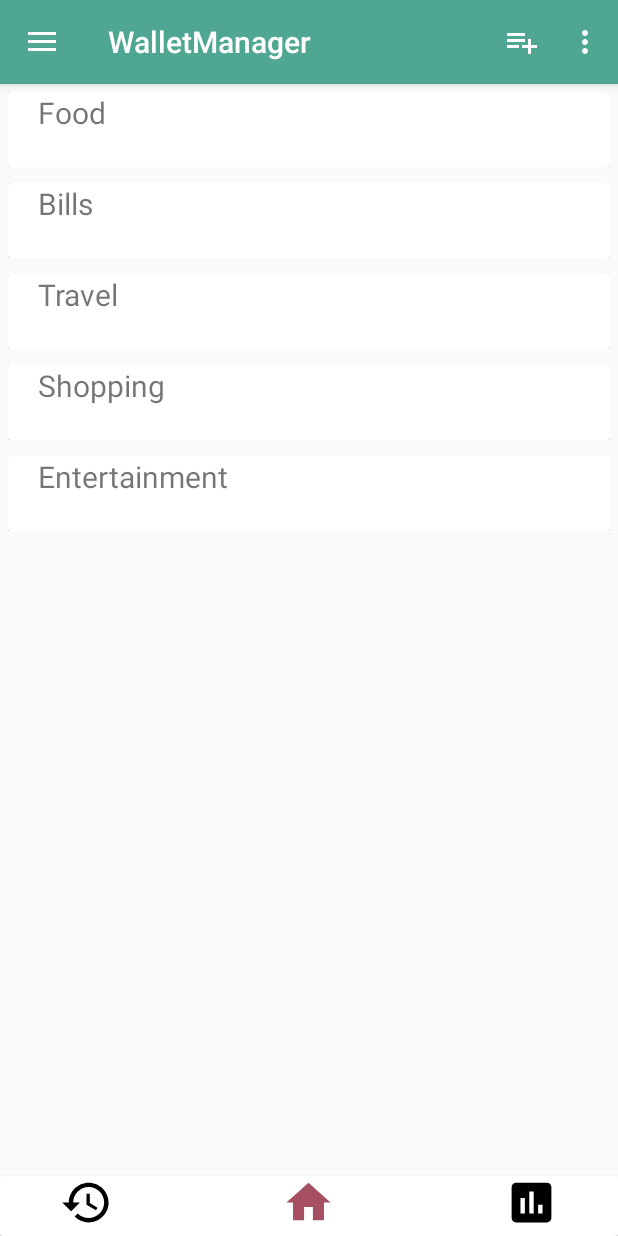
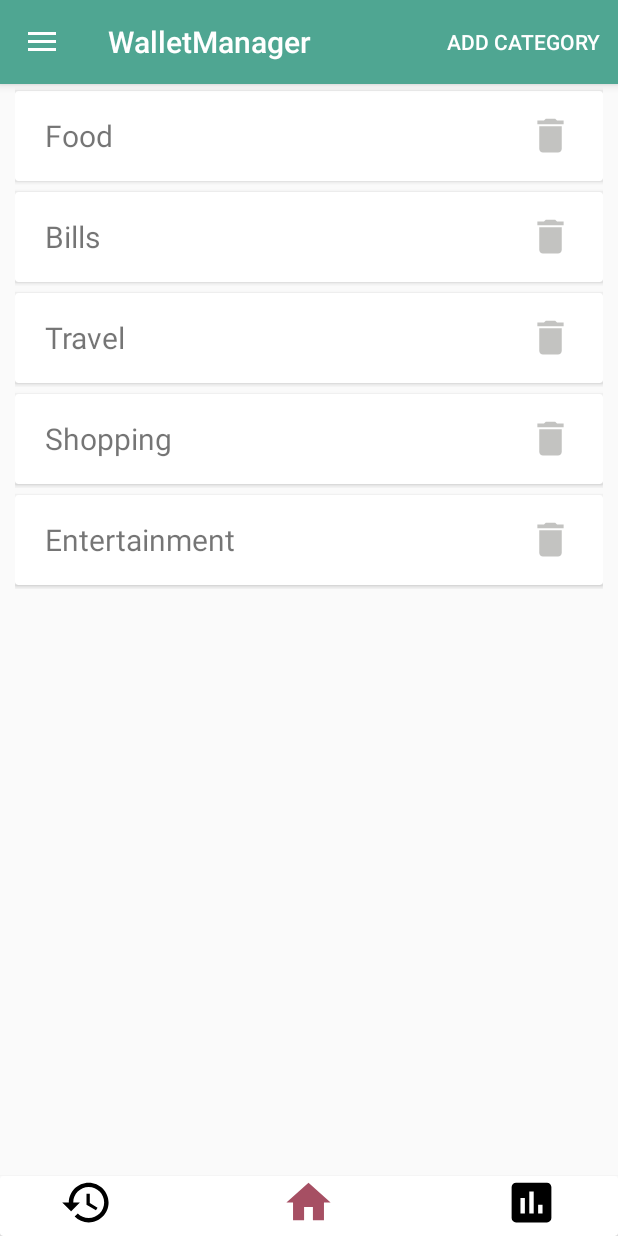
Before and after one commit to Dom07/WalletManager, an Android app: the fragment ManageCategories placed in its activity, on a phone screen of 412 x 824 dp. Run offline under Robolectric (Android 15) with nearby library versions, the phone set to English and light mode, and no system bars; libraries missing offline, so code that uses them is left out: com.github.mikephil.charting; 3 statements that could not run were skipped.

Commit message:
- Removed the bottom bar to add new category - Added a new options menu item to add new category - Added new dialogue box to insert new category

```diff
--- a/app/src/main/java/com/dom5230/utility/walletmanager/ManageCategories.java
+++ b/app/src/main/java/com/dom5230/utility/walletmanager/ManageCategories.java
@@ -1,17 +1,21 @@
 package com.dom5230.utility.walletmanager;
 
+import android.content.DialogInterface;
 import android.os.Bundle;
+import android.support.annotation.Nullable;
 import android.support.v4.app.Fragment;
+import android.support.v7.app.AlertDialog;
 import android.support.v7.widget.DefaultItemAnimator;
 import android.support.v7.widget.LinearLayoutManager;
 import android.support.v7.widget.RecyclerView;
 import android.util.Log;
 import android.view.LayoutInflater;
+import android.view.Menu;
+import android.view.MenuInflater;
+import android.view.MenuItem;
 import android.view.View;
 import android.view.ViewGroup;
 import android.widget.EditText;
-import android.widget.ImageView;
-import android.widget.Toast;
 
 import java.util.ArrayList;
 
@@ -20,8 +24,6 @@ public class ManageCategories extends Fragment {
     ArrayList<String> categoriesList = new ArrayList<>();
     ManageCategoriesAdapter adapter;
     RecyclerView rvCategories;
-    EditText etCategoryItem;
-    ImageView ivAddCategory;
 
     MySqliteTaskHelper helper;
 
@@ -30,12 +32,16 @@ public class ManageCategories extends Fragment {
     }
 
     @Override
+    public void onCreate(@Nullable Bundle savedInstanceState) {
+        super.onCreate(savedInstanceState);
+        setHasOptionsMenu(true);
+    }
+
+    @Override
     public View onCreateView(LayoutInflater inflater, ViewGroup container, Bundle savedInstanceState) {
 
         final View view = inflater.inflate(R.layout.fragment_manage_categories, container, false);
 
-        etCategoryItem = view.findViewById(R.id.etCategoryItem);
-        ivAddCategory = view.findViewById(R.id.ivAddCategory);
 
         helper = MySqliteTaskHelper.getInstance(getContext());
 
@@ -45,22 +51,6 @@ public class ManageCategories extends Fragment {
         adapter = new ManageCategoriesAdapter(getContext(), categoriesList);
         updateRecyclerView(view);
 
-        ivAddCategory.setOnClickListener(new View.OnClickListener() {
-            @Override
-            public void onClick(View v) {
-                String category = etCategoryItem.getText().toString();
-                if(category.equals("")){
-                    Toast.makeText(getContext(), "Nothing to add!",Toast.LENGTH_SHORT).show();
-                }else{
-                    MySqliteTaskHelper helper = MySqliteTaskHelper.getInstance(getContext());
-                    helper.insertNewCategory(getContext(), category);
-                    categoriesList.add(category);
-                    adapter.notifyDataSetChanged();
-                    etCategoryItem.setText("");
-                    etCategoryItem.clearFocus();
-                }
-            }
-        });
         return  view;
     }
 
@@ -71,26 +61,50 @@ public class ManageCategories extends Fragment {
         rvCategories.setAdapter(adapter);
     }
 
-//    public void addNewCategoryAlertBox(){
-//        AlertDialog.Builder mBuilder = new AlertDialog.Builder(getContext());
-//        View mview = getLayoutInflater().inflate(R.layout.dialogue_add_new_category,null);
-//
-//        final EditText etAddNewCategory = mview.findViewById(R.id.etNewCategory);
-//
-//        mBuilder.setPositiveButton("Save", new DialogInterface.OnClickListener() {
-//            @Override
-//            public void onClick(DialogInterface dialogInterface, int i) {
-//                String category = etAddNewCategory.getText().toString().trim();
-//                MySqliteTaskHelper helper = MySqliteTaskHelper.getInstance(getContext());
-//                helper.insertNewCategory(getContext(), category);
-//
-//            }
-//        });
-//
-//        mBuilder.setNegativeButton("Cancel", null);
-//        mBuilder.setView(mview);
-//        mBuilder.setTitle("Add New Category");
-//        AlertDialog dialog = mBuilder.create();
-//        dialog.show();
-//    }
+    @Override
+    public void onCreateOptionsMenu(Menu menu, MenuInflater inflater) {
+        super.onCreateOptionsMenu(menu, inflater);
+        inflater.inflate(R.menu.manage_categories_menu, menu);
+    }
+
+    @Override
+    public boolean onOptionsItemSelected(MenuItem item) {
+        if(item.getItemId() == R.id.menu_add_new_category){
+            addNewCategoryAlertBox();
+        }
+        return super.onOptionsItemSelected(item);
+    }
+
+    @Override
+    public void onPrepareOptionsMenu(Menu menu) {
+        super.onPrepareOptionsMenu(menu);
+        MenuItem item = menu.findItem(R.id.action_add_category);
+        item.setVisible(false);
+        item = menu.findItem(R.id.action_manage_categories);
+        item.setVisible(false);
+    }
+
+        public void addNewCategoryAlertBox(){
+        AlertDialog.Builder mBuilder = new AlertDialog.Builder(getContext());
+        View mview = getLayoutInflater().inflate(R.layout.dialogue_add_new_category,null);
+
+        final EditText etAddNewCategory = mview.findViewById(R.id.etNewCategory);
+
+        mBuilder.setPositiveButton("Save", new DialogInterface.OnClickListener() {
+            @Override
+            public void onClick(DialogInterface dialogInterface, int i) {
+                String category = etAddNewCategory.getText().toString().trim();
+                MySqliteTaskHelper helper = MySqliteTaskHelper.getInstance(getContext());
+                helper.insertNewCategory(getContext(), category);
+                categoriesList.add(category);
+                adapter.notifyDataSetChanged();
+            }
+        });
+
+        mBuilder.setNegativeButton("Cancel", null);
+        mBuilder.setView(mview);
+        mBuilder.setTitle("Add New Category");
+        AlertDialog dialog = mBuilder.create();
+        dialog.show();
+    }
 }
--- a/app/src/main/java/com/dom5230/utility/walletmanager/ManageCategoriesAdapter.java
+++ b/app/src/main/java/com/dom5230/utility/walletmanager/ManageCategoriesAdapter.java
@@ -7,6 +7,7 @@ import android.view.LayoutInflater;
 import android.view.View;
 import android.view.ViewGroup;
 import android.widget.EditText;
+import android.widget.ImageView;
 import android.widget.TextView;
 
 import java.util.ArrayList;
@@ -28,9 +29,20 @@ public class ManageCategoriesAdapter extends RecyclerView.Adapter<ManageCategori
     }
 
     @Override
-    public void onBindViewHolder(@NonNull ManageCategoriesAdapter.MyViewHolder holder, int position) {
-        String category = categoriesList.get(position);
+    public void onBindViewHolder(@NonNull ManageCategoriesAdapter.MyViewHolder holder, final int position) {
+        final String category = categoriesList.get(position);
         holder.tvCategoryItem.setText(category);
+
+        holder.ivRemoveCategory.setOnClickListener(new View.OnClickListener() {
+            @Override
+            public void onClick(View v) {
+                MySqliteTaskHelper helper = MySqliteTaskHelper.getInstance(context);
+                helper.removeCategory(context, category);
+                categoriesList.remove(position);
+                notifyItemRemoved(position);
+                notifyItemRangeChanged(position, categoriesList.size());
+            }
+        });
     }
 
     @Override
@@ -40,10 +52,12 @@ public class ManageCategoriesAdapter extends RecyclerView.Adapter<ManageCategori
 
     public class MyViewHolder extends RecyclerView.ViewHolder {
         TextView tvCategoryItem;
+        ImageView ivRemoveCategory;
 
         public MyViewHolder(View itemView) {
             super(itemView);
             tvCategoryItem = itemView.findViewById(R.id.tvCategoryItem);
+            ivRemoveCategory = itemView.findViewById(R.id.ivRemoveCategory);
         }
     }
 }
--- /dev/null
+++ b/app/src/main/res/drawable/ic_add_box_grey_24dp.xml
@@ -0,0 +1,5 @@
+<vector android:height="24dp" android:tint="#C3C3C1"
+    android:viewportHeight="24.0" android:viewportWidth="24.0"
+    android:width="24dp" xmlns:android="http://schemas.android.com/apk/res/android">
+    <path android:fillColor="#FF000000" android:pathData="M19,3L5,3c-1.11,0 -2,0.9 -2,2v14c0,1.1 0.89,2 2,2h14c1.1,0 2,-0.9 2,-2L21,5c0,-1.1 -0.9,-2 -2,-2zM17,13h-4v4h-2v-4L7,13v-2h4L11,7h2v4h4v2z"/>
+</vector>
--- /dev/null
+++ b/app/src/main/res/drawable/ic_delete_24dp.xml
@@ -0,0 +1,5 @@
+<vector android:height="24dp" android:tint="#C3C3C1"
+    android:viewportHeight="24.0" android:viewportWidth="24.0"
+    android:width="24dp" xmlns:android="http://schemas.android.com/apk/res/android">
+    <path android:fillColor="#FF000000" android:pathData="M6,19c0,1.1 0.9,2 2,2h8c1.1,0 2,-0.9 2,-2V7H6v12zM19,4h-3.5l-1,-1h-5l-1,1H5v2h14V4z"/>
+</vector>
--- a/app/src/main/res/layout/fragment_manage_categories.xml
+++ b/app/src/main/res/layout/fragment_manage_categories.xml
@@ -5,11 +5,48 @@
     android:layout_height="match_parent"
     tools:context=".ManageCategories">
 
-    <android.support.v7.widget.RecyclerView
-        android:id="@+id/rvCategories"
+    <RelativeLayout
         android:layout_width="match_parent"
         android:layout_height="match_parent">
 
-    </android.support.v7.widget.RecyclerView>
+        <android.support.v7.widget.RecyclerView
+            android:layout_alignParentTop="true"
+            android:id="@+id/rvCategories"
+            android:layout_width="match_parent"
+            android:layout_height="match_parent">
+
+        </android.support.v7.widget.RecyclerView>
+
+        <!--RelativeLayout
+                android:id="@+id/rlAddCategoryBar"
+                android:background="@color/colorWhite"
+                android:layout_alignParentBottom="true"
+                android:layout_width="wrap_content"
+                android:layout_height="50dp">
+
+                <EditText
+                    android:layout_toLeftOf="@id/ivAddCategory"
+                    android:layout_marginRight="5dp"
+                    android:layout_alignParentLeft="true"
+                    android:layout_centerVertical="true"
+                    android:layout_marginLeft="20dp"
+                    android:hint="Add New Category"
+                    android:textSize="20sp"
+                    android:id="@+id/etCategoryItem"
+                    android:layout_width="wrap_content"
+                    android:layout_height="wrap_content" />
+
+                <ImageView
+                    android:id="@+id/ivAddCategory"
+                    android:layout_centerVertical="true"
+                    android:layout_alignParentRight="true"
+                    android:layout_marginRight="20dp"
+                    android:layout_width="40dp"
+                    android:layout_height="40dp"
+                    android:src="@drawable/ic_add_box_grey_24dp"/>
+
+            </RelativeLayout-->
+
+    </RelativeLayout>
 
 </FrameLayout>
--- a/app/src/main/res/layout/single_category_view.xml
+++ b/app/src/main/res/layout/single_category_view.xml
@@ -2,24 +2,41 @@
 <RelativeLayout
     xmlns:android="http://schemas.android.com/apk/res/android"
     android:layout_width="match_parent"
-    android:layout_height="50dp"
-    android:layout_margin="5dp">
+    android:layout_height="65dp"
+    android:layout_marginTop="2dp"
+    android:layout_marginLeft="10dp"
+    android:layout_marginRight="10dp">
+
 
         <android.support.v7.widget.CardView
             android:layout_centerVertical="true"
             android:layout_width="match_parent"
-        android:layout_height="match_parent"
+            android:layout_height="60dp"
             android:elevation="5dp">
 
+                <RelativeLayout
+                    android:layout_width="match_parent"
+                    android:layout_height="match_parent">
+
                     <TextView
+                        android:layout_centerVertical="true"
                         android:layout_marginLeft="20dp"
-            android:layout_centerVertical="true"
                         android:text="Item1"
                         android:textSize="20sp"
                         android:id="@+id/tvCategoryItem"
                         android:layout_width="wrap_content"
                         android:layout_height="wrap_content" />
 
-    </android.support.v7.widget.CardView>
+                    <ImageView
+                        android:id="@+id/ivRemoveCategory"
+                        android:layout_centerVertical="true"
+                        android:layout_alignParentRight="true"
+                        android:layout_marginRight="20dp"
+                        android:layout_width="30dp"
+                        android:layout_height="30dp"
+                        android:src="@drawable/ic_delete_24dp"/>
 
                 </RelativeLayout>
+
+        </android.support.v7.widget.CardView>
+</RelativeLayout>
--- a/app/src/main/res/menu/main.xml
+++ b/app/src/main/res/menu/main.xml
@@ -11,6 +11,6 @@
         android:id="@+id/action_add_category"
         android:title="Add Category"
         android:icon="@drawable/ic_add_new_category_24dp"
-        app:showAsAction="always"/>
+        app:showAsAction="ifRoom"/>
 
 </menu>
--- /dev/null
+++ b/app/src/main/res/menu/manage_categories_menu.xml
@@ -0,0 +1,9 @@
+<?xml version="1.0" encoding="utf-8"?>
+<menu xmlns:android="http://schemas.android.com/apk/res/android"
+    xmlns:app="http://schemas.android.com/apk/res-auto">
+
+    <item android:id="@+id/menu_add_new_category"
+        android:title="Add Category"
+        app:showAsAction="always" />
+
+</menu>
```
Also changed, not shown: app/src/main/java/com/dom5230/utility/walletmanager/MainActivity.java (+2 -38 lines), app/src/main/res/drawable/ic_add_black_24dp.xml (added, +9 -0 lines), app/src/main/res/drawable/ic_add_box_black_24dp.xml (added, +9 -0 lines), app/src/main/res/layout/fragment_home.xml (+13 -5 lines). Lines whose indentation alone changed are shown as unchanged.
